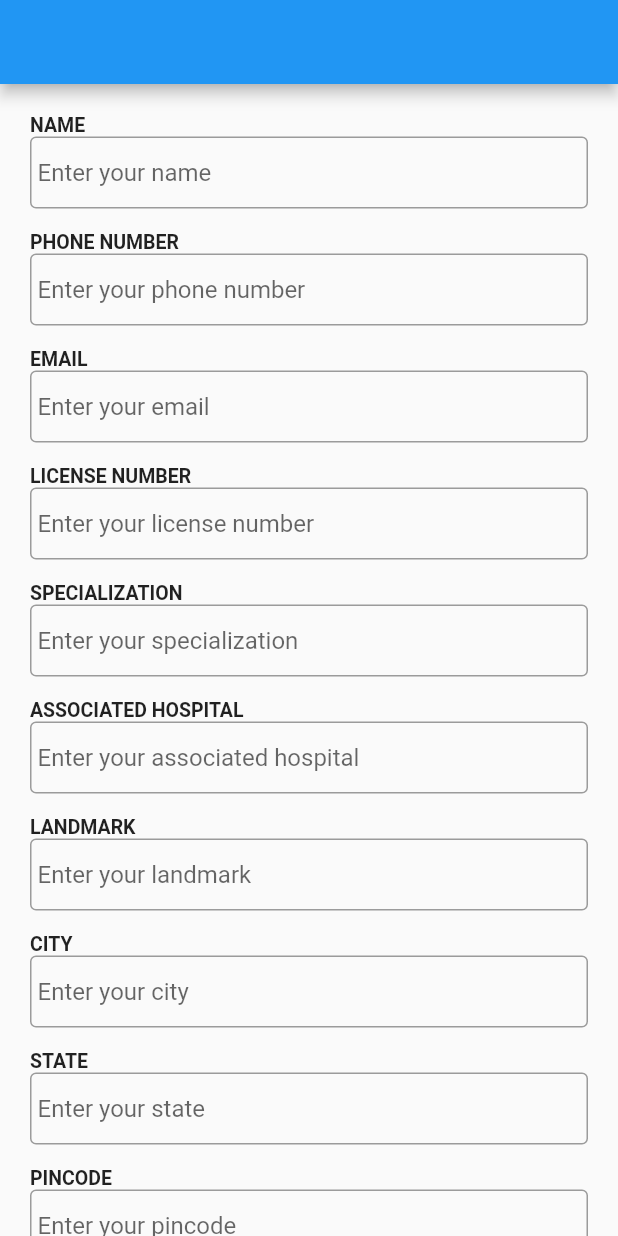
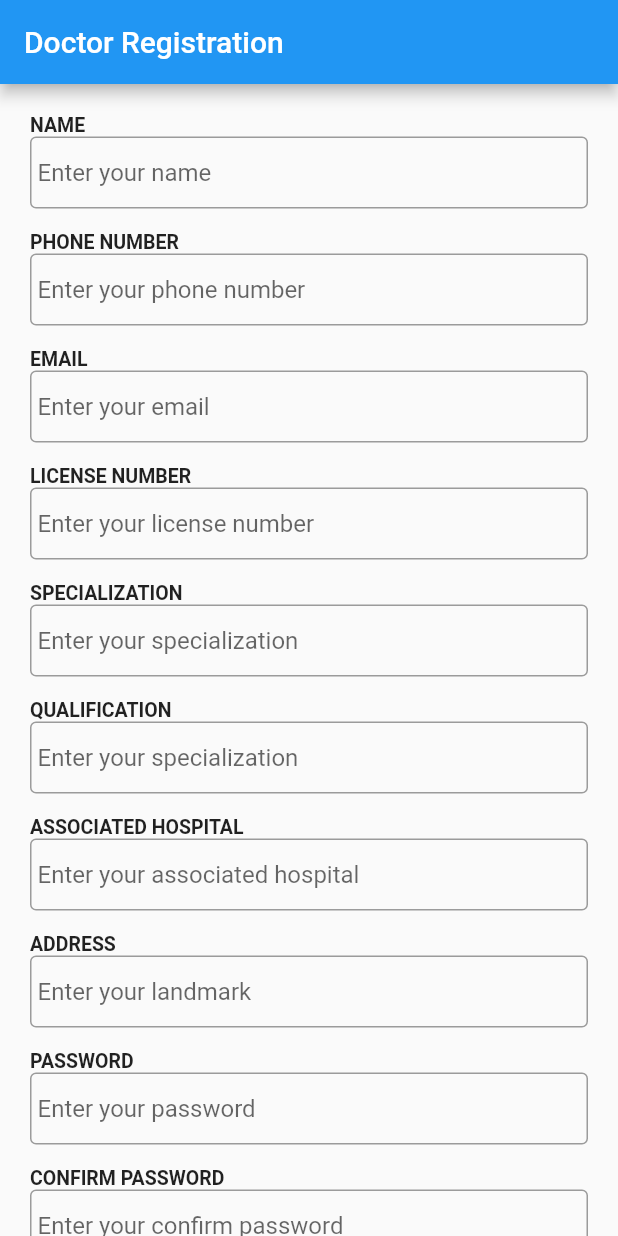
Before and after one commit to mundadapurva/UHI-Frontend, a Flutter app: the screen it shows after launch, on a phone screen of 412 x 824 dp. Run offline on Flutter 3.47's test engine with Material 2 defaults, Android fonts, the phone set to English and light mode, and no system bars; our stand-ins replace animated_text_kit, bloc, carousel_slider, flutter_bloc, shared_preferences; missing offline and left inert: animated_button.

Commit message:
Doc registration

```diff
--- a/lib/design/widgets/uhi_doctor_register.dart
+++ b/lib/design/widgets/uhi_doctor_register.dart
@@ -1,4 +1,6 @@
 import 'package:flutter/material.dart';
+import 'package:flutter_bloc/flutter_bloc.dart';
+import 'package:landing_page/logic/auth_bloc/auth_bloc.dart';
 
 class UhiDoctorRegister extends StatefulWidget {
   const UhiDoctorRegister({super.key});
@@ -8,13 +10,48 @@ class UhiDoctorRegister extends StatefulWidget {
 }
 
 class _UhiDoctorRegisterState extends State<UhiDoctorRegister> {
+  final _nameController = TextEditingController();
+  final _phoneController = TextEditingController();
+  final _emailController = TextEditingController();
+  final _passwordController = TextEditingController();
+  final _confirmPasswordController = TextEditingController();
+  final _formKey = GlobalKey<FormState>();
+  final _licenseController = TextEditingController();
+  final _specialityController = TextEditingController();
+  final _associatedHospitalController = TextEditingController();
+  final _addressController = TextEditingController();
+  final _qualificationController = TextEditingController();
+
   @override
   Widget build(BuildContext context) {
-    return Scaffold(
-      appBar: AppBar(),
+    return BlocListener<AuthBloc, AuthState>(
+      listener: (context, state) {
+        // TODO: implement listener
+        if (state is AuthFailure) {
+          ScaffoldMessenger.of(context).showSnackBar(
+            SnackBar(
+              content: Text(state.message),
+            ),
+          );
+        }
+        if (state is AuthSuccess) {
+          // TODO: push to home page
+          ScaffoldMessenger.of(context).showSnackBar(
+            SnackBar(
+              content: Text(state.message),
+            ),
+          );
+        }
+      },
+      child: Scaffold(
+        appBar: AppBar(
+          title: const Text('Doctor Registration'),
+        ),
         body: SingleChildScrollView(
           child: Container(
             padding: const EdgeInsets.all(20),
+            child: Form(
+              key: _formKey,
               child: Column(
                 mainAxisAlignment: MainAxisAlignment.center,
                 crossAxisAlignment: CrossAxisAlignment.start,
@@ -33,6 +70,7 @@ class _UhiDoctorRegisterState extends State<UhiDoctorRegister> {
                       }
                       return null;
                     },
+                    controller: _nameController,
                     keyboardType: TextInputType.name,
                     maxLength: 50,
                     decoration: const InputDecoration(
@@ -57,6 +95,7 @@ class _UhiDoctorRegisterState extends State<UhiDoctorRegister> {
                       }
                       return null;
                     },
+                    controller: _phoneController,
                     keyboardType: TextInputType.phone,
                     maxLength: 10,
                     decoration: const InputDecoration(
@@ -81,6 +120,7 @@ class _UhiDoctorRegisterState extends State<UhiDoctorRegister> {
                       }
                       return null;
                     },
+                    controller: _emailController,
                     keyboardType: TextInputType.emailAddress,
                     maxLength: 320,
                     decoration: const InputDecoration(
@@ -105,6 +145,7 @@ class _UhiDoctorRegisterState extends State<UhiDoctorRegister> {
                       }
                       return null;
                     },
+                    controller: _licenseController,
                     maxLength: 10,
                     decoration: const InputDecoration(
                       hintText: 'Enter your license number',
@@ -128,6 +169,29 @@ class _UhiDoctorRegisterState extends State<UhiDoctorRegister> {
                       }
                       return null;
                     },
+                    controller: _specialityController,
+                    decoration: const InputDecoration(
+                      hintText: 'Enter your specialization',
+                      border: OutlineInputBorder(),
+                      contentPadding: EdgeInsets.all(5),
+                    ),
+                  ),
+                  const SizedBox(height: 15),
+                  const Text(
+                    'QUALIFICATION',
+                    style: TextStyle(
+                      fontSize: 13,
+                      fontWeight: FontWeight.w600,
+                    ),
+                  ),
+                  TextFormField(
+                    validator: (value) {
+                      if (value!.isEmpty) {
+                        return 'Please enter your qualification';
+                      }
+                      return null;
+                    },
+                    controller: _qualificationController,
                     decoration: const InputDecoration(
                       hintText: 'Enter your specialization',
                       border: OutlineInputBorder(),
@@ -149,6 +213,7 @@ class _UhiDoctorRegisterState extends State<UhiDoctorRegister> {
                       }
                       return null;
                     },
+                    controller: _associatedHospitalController,
                     decoration: const InputDecoration(
                       hintText: 'Enter your associated hospital',
                       border: OutlineInputBorder(),
@@ -157,7 +222,7 @@ class _UhiDoctorRegisterState extends State<UhiDoctorRegister> {
                   ),
                   const SizedBox(height: 15),
                   const Text(
-                'LANDMARK',
+                    'ADDRESS',
                     style: TextStyle(
                       fontSize: 13,
                       fontWeight: FontWeight.w600,
@@ -166,76 +231,13 @@ class _UhiDoctorRegisterState extends State<UhiDoctorRegister> {
                   TextFormField(
                     validator: (value) {
                       if (value!.isEmpty) {
-                    return 'Please enter your landmark';
+                        return 'Please enter your address';
                       }
                       return null;
                     },
+                    controller: _addressController,
                     decoration: const InputDecoration(
                       hintText: 'Enter your landmark',
-                  border: OutlineInputBorder(),
-                  contentPadding: EdgeInsets.all(5),
-                ),
-              ),
-              const SizedBox(height: 15),
-              const Text(
-                'CITY',
-                style: TextStyle(
-                  fontSize: 13,
-                  fontWeight: FontWeight.w600,
-                ),
-              ),
-              TextFormField(
-                validator: (value) {
-                  if (value!.isEmpty) {
-                    return 'Please enter your city';
-                  }
-                  return null;
-                },
-                decoration: const InputDecoration(
-                  hintText: 'Enter your city',
-                  border: OutlineInputBorder(),
-                  contentPadding: EdgeInsets.all(5),
-                ),
-              ),
-              const SizedBox(height: 15),
-              const Text(
-                'STATE',
-                style: TextStyle(
-                  fontSize: 13,
-                  fontWeight: FontWeight.w600,
-                ),
-              ),
-              TextFormField(
-                validator: (value) {
-                  if (value!.isEmpty) {
-                    return 'Please enter your state';
-                  }
-                  return null;
-                },
-                decoration: const InputDecoration(
-                  hintText: 'Enter your state',
-                  border: OutlineInputBorder(),
-                  contentPadding: EdgeInsets.all(5),
-                ),
-              ),
-              const SizedBox(height: 15),
-              const Text(
-                'PINCODE',
-                style: TextStyle(
-                  fontSize: 13,
-                  fontWeight: FontWeight.w600,
-                ),
-              ),
-              TextFormField(
-                validator: (value) {
-                  if (value!.isEmpty) {
-                    return 'Please enter your pincode';
-                  }
-                  return null;
-                },
-                keyboardType: TextInputType.number,
-                decoration: const InputDecoration(
-                  hintText: 'Enter your pincode',
                       border: OutlineInputBorder(),
                       contentPadding: EdgeInsets.all(5),
                     ),
@@ -255,6 +257,8 @@ class _UhiDoctorRegisterState extends State<UhiDoctorRegister> {
                       }
                       return null;
                     },
+                    obscureText: true,
+                    controller: _passwordController,
                     maxLength: 12,
                     decoration: const InputDecoration(
                       hintText: 'Enter your password',
@@ -278,6 +282,8 @@ class _UhiDoctorRegisterState extends State<UhiDoctorRegister> {
                       }
                       return null;
                     },
+                    obscureText: true,
+                    controller: _confirmPasswordController,
                     maxLength: 12,
                     decoration: const InputDecoration(
                       hintText: 'Enter your confirm password',
@@ -298,7 +304,31 @@ class _UhiDoctorRegisterState extends State<UhiDoctorRegister> {
                             fontSize: 15,
                           ),
                         ),
-                    onPressed: () {},
+                        onPressed: () {
+                          if (_formKey.currentState!.validate()) {
+                            if (_passwordController.text ==
+                                _confirmPasswordController.text) {
+                              ScaffoldMessenger.of(context).showSnackBar(
+                                const SnackBar(
+                                  content: Text('Processing Data'),
+                                ),
+                              );
+                              BlocProvider.of<AuthBloc>(context).add(
+                                AuthRegisterDoctorEvent(
+                                  name: _nameController.text,
+                                  phone: _phoneController.text,
+                                  email: _emailController.text,
+                                  license: _licenseController.text,
+                                  specialization: _specialityController.text,
+                                  hospital: _associatedHospitalController.text,
+                                  address: _addressController.text,
+                                  password: _passwordController.text,
+                                  qualification: _qualificationController.text,
+                                ),
+                              );
+                            }
+                          }
+                        },
                         child: const Text(
                           'REGISTER',
                           style: TextStyle(fontSize: 15),
@@ -311,6 +341,8 @@ class _UhiDoctorRegisterState extends State<UhiDoctorRegister> {
               ),
             ),
           ),
+        ),
+      ),
     );
   }
 }
--- a/lib/logic/auth_bloc/auth_event.dart
+++ b/lib/logic/auth_bloc/auth_event.dart
@@ -38,9 +38,9 @@ class AuthRegisterDoctorEvent extends AuthEvent {
   final String name;
   final String phone;
   final String address;
-  final String dob;
   final String specialization;
   final String hospital;
+  final String qualification;
 
   AuthRegisterDoctorEvent({
     required this.email,
@@ -49,9 +49,9 @@ class AuthRegisterDoctorEvent extends AuthEvent {
     required this.name,
     required this.phone,
     required this.address,
-    required this.dob,
     required this.specialization,
     required this.hospital,
+    required this.qualification,
   });
 }
 
--- a/lib/logic/auth_bloc/auth_state.dart
+++ b/lib/logic/auth_bloc/auth_state.dart
@@ -10,11 +10,11 @@ class AuthLoading extends AuthState {}
 
 class AuthSuccess extends AuthState {
   final String message;
-  final String userId;
+  final String id;
 
   AuthSuccess({
     required this.message,
-    required this.userId,
+    required this.id,
   });
 }
 
```
Also changed, not shown: lib/design/widgets/uhi_patient_register.dart (+18 -9 lines), lib/logic/auth_bloc/auth_bloc.dart (+36 -3 lines). Lines whose indentation alone changed are shown as unchanged.
